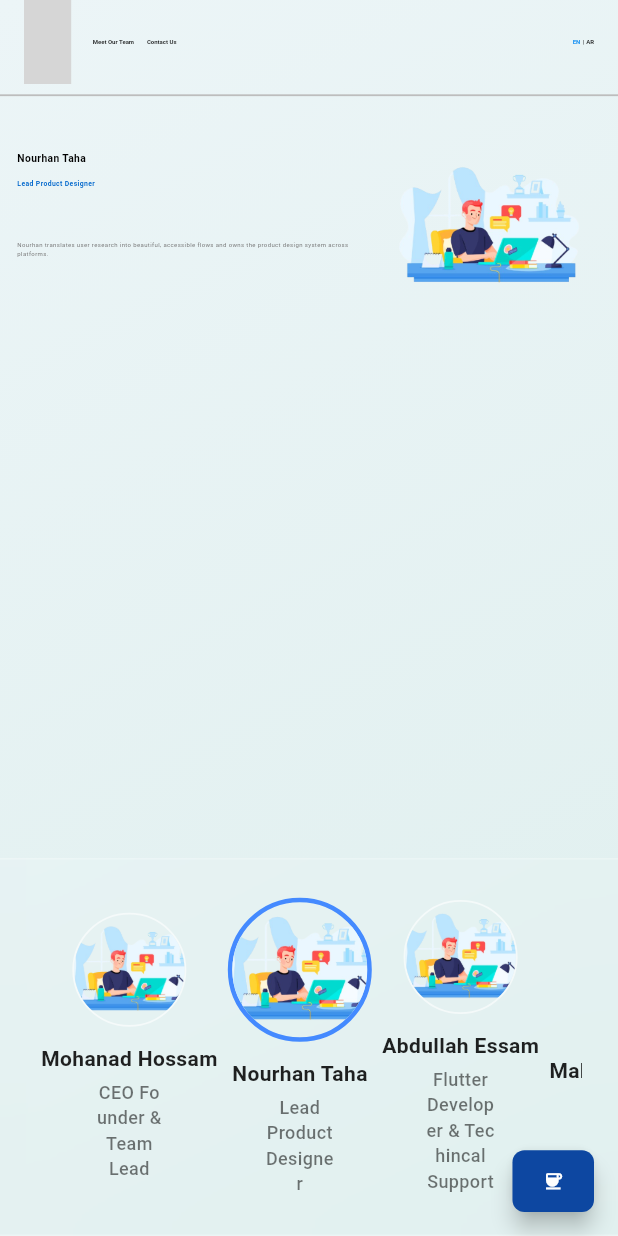
After one commit to hodz417/quiz, a Flutter app: the AboutUsPage screen opened by its route, after a tap on "Nourhan Taha", on a phone screen of 412 x 824 dp. The commit adds this screen. Run offline on Flutter 3.47's test engine with Material 3 defaults, Android fonts, the phone set to English and light mode, and no system bars; our stand-ins replace bloc, cloud_firestore, dartz, dio, firebase_ai, firebase_auth and 17 more; missing offline and left inert: talker_bloc_logger, universal_html; accounts and stored records are empty; network calls fail; statements that could not run were skipped; grey boxes are pictures that could not be loaded.

Commit message:
add meet our team page

```diff
--- a/lib/core/router/app_router.dart
+++ b/lib/core/router/app_router.dart
@@ -8,6 +8,7 @@ import 'package:mentor/core/utils/widgets/donation_button.dart';
 import 'package:mentor/feature/landing/ui/pages/landing_page.dart';
 import 'package:mentor/feature/assessment/ui/pages/assessment_screen.dart';
 import 'package:mentor/feature/assessment/bloc/assessment_bloc.dart';
+import 'package:mentor/feature/landing/ui/pages/meet_our_team.dart';
 
 
 import '../utils/constants/routes.dart';
@@ -50,6 +51,11 @@ class AppRouter {
               path: Routes.landing,
               name: 'landing',
               builder: (_, __) => const LandingPage(),
+            ),
+            GoRoute(
+              path: Routes.meetOurTeam,
+              name: 'meetOurTeam',
+              builder: (_, __) => const AboutUsPage(),
             ),
 
             // Quiz route with the same bloc provider logic as before
--- a/lib/core/utils/constants/routes.dart
+++ b/lib/core/utils/constants/routes.dart
@@ -1,4 +1,5 @@
 class Routes {
   static const String landing = '/';
   static const String quize = '/quize';
+  static const String meetOurTeam = '/meet-our-team';
 }
--- a/lib/core/utils/l10n/app_ar.arb
+++ b/lib/core/utils/l10n/app_ar.arb
@@ -105,7 +105,7 @@
   "@footerQuickLinksProjects": {
     "description": "رابط سريع في التذييل: المشروعات"
   },
-  "footerQuickLinksMentoring": "الإرشاد الأكاديمي",
+  "footerQuickLinksMentoring": "تعرف علي فريقنا",
   "@footerQuickLinksMentoring": {
     "description": "رابط سريع في التذييل: الإرشاد الأكاديمي"
   },
--- a/lib/core/utils/l10n/app_localizations_ar.dart
+++ b/lib/core/utils/l10n/app_localizations_ar.dart
@@ -83,7 +83,7 @@ class AppLocalizationsAr extends AppLocalizations {
   String get footerQuickLinksProjects => 'المشروعات';
 
   @override
-  String get footerQuickLinksMentoring => 'الإرشاد الأكاديمي';
+  String get footerQuickLinksMentoring => 'تعرف علي فريقنا';
 
   @override
   String get footerPlatformDescription =>
--- a/lib/core/utils/theme/app_text_styles.dart
+++ b/lib/core/utils/theme/app_text_styles.dart
@@ -152,6 +152,12 @@ class AppTextStyles {
     color: Colors.grey[600],
   );
 
+  static TextStyle font14GreyRegular = TextStyle(
+    fontWeight: FontWeight.w500,
+    fontSize: 14.sp,
+    color: Colors.grey.shade700,
+  );
+
   static TextStyle font12BoldGrey = TextStyle(
     fontSize: 12.sp,
     color: Colors.grey[600],
--- /dev/null
+++ b/lib/feature/landing/ui/pages/meet_model.dart
@@ -0,0 +1,13 @@
+class PersonsClass {
+  final String name;
+  final String title;
+  final String bio;
+  final String image;
+
+  const PersonsClass({
+    required this.name,
+    required this.title,
+    required this.bio,
+    required this.image,
+  });
+}
--- /dev/null
+++ b/lib/feature/landing/ui/pages/meet_our_team.dart
@@ -0,0 +1,162 @@
+import 'package:flutter/material.dart';
+import 'package:flutter_screenutil/flutter_screenutil.dart';
+import 'package:flutter_svg/flutter_svg.dart';
+import 'package:gap/gap.dart';
+import 'package:mentor/core/utils/theme/app_text_styles.dart';
+import 'package:mentor/core/utils/theme/app_theme.dart';
+import 'package:mentor/feature/landing/ui/pages/meet_model.dart';
+import 'package:mentor/feature/landing/ui/widgets/about_hero_section.dart';
+import 'package:mentor/feature/landing/ui/widgets/team_carousel.dart';
+
+class AboutUsPage extends StatefulWidget {
+  const AboutUsPage({super.key});
+
+  @override
+  State<AboutUsPage> createState() => _AboutUsPageState();
+}
+
+class _AboutUsPageState extends State<AboutUsPage> {
+  int selectedIndex = 0;
+
+  final List<PersonsClass> team = const [
+    PersonsClass(
+      name: 'Mohanad Hossam',
+      title: 'CEO Founder & Team Lead',
+      bio:
+          'Mohaned Hossam is the founder and CEO of Multiverse Mentor and the team lead behind the student-driven initiative. He is passionate about using AI to guide students through their learning journey, transforming confusion into a clear, personalized roadmap for skills and career choices. He oversees the project’s vision and strategy, leads business and innovation planning, explores growth opportunities, and builds partnerships that help the initiative reach more students.\n\n Mohaned also manages the project’s visual identity and content direction, ensuring that every design and message reflects the core values of Multiverse Mentor. His expertise includes: Leadership & team management Branding & visual identity Content strategy & communication Business development & partnerships Pitching & presenting Having faced similar challenges in learning and freelancing, Mohaned created Multiverse Mentor to offer students a smart AI companion that supports them—so they never have to navigate their educational journey alone.',
+      image: 'assets/images/hero_image.png',
+    ),
+    PersonsClass(
+      name: 'Nourhan Taha',
+      title: 'Lead Product Designer',
+      bio:
+          'Nourhan translates user research into beautiful, accessible flows and owns the product design system across platforms.',
+      image: 'assets/images/hero_image.png',
+    ),
+    PersonsClass(
+      name: 'Abdullah Essam',
+      title: 'Flutter Developer & Techincal Support',
+      bio:
+          "Abdullah Essam, a Flutter Developer with a strong passion for technology, innovation, and building meaningful digital experiences. I specialize in creating high-performance mobile applications with clean architecture, intuitive interfaces, and seamless user experiences. My work combines both technical depth and a solid understanding of modern design principles. I actively contribute as a Technical Contributor and Developer in the Multiverse Mentor project, where I help build intelligent, adaptive learning experiences powered by AI. \n\nMy role involves enhancing app functionality, improving UI/UX flows, and developing scalable solutions that support personalized education. Driven by curiosity and a constant desire for growth, I’m always exploring new tools, frameworks, and technologies. I aim to create practical, user-centered applications that solve real problems and push the boundaries of what mobile development can achieve.",
+      image: 'assets/images/hero_image.png',
+    ),
+    PersonsClass(
+      name: 'Mahmoud Hussein',
+      title: 'Marketing Strategist',
+      bio:
+          'Mahmoud crafts the go-to-market strategy, partnering with sales and product to keep messaging sharp and data-driven.',
+      image: 'assets/images/hero_image.png',
+    ),
+    PersonsClass(
+      name: 'Awaab Mostafa',
+      title: 'Back-End Developer & Media Buyer',
+      bio:
+          'Awab is a Back-End Developer with a strong focus on building reliable, efficient systems and ensuring smooth functionality across platforms. Alongside his technical expertise, he handles media buying for the team, managing targeted campaigns that help reach the right audiences effectively.\n\nHe also contributes to documentation and field research, collecting and integrating real-world data to support decision-making and improve project outcomes. Awab’s combination of technical skills and research-driven insight helps the team deliver accurate, informed, and high-impact solutions.',
+      image: 'assets/images/hero_image.png',
+    ),
+    PersonsClass(
+      name: 'Jhonathan Yousry',
+      title: 'Graphic Designer & Media Documentation Lead',
+      bio:
+          'Jonathan Yosry is a Graphic Designer and Front-End Web Developer passionate about visual creativity, clean design, and building smooth, user-friendly digital experiences. He also leads media documentation within the team, handling photography, videography, and capturing key moments that reflect the team’s progress and impact.\n\nAs a contributor in MultiverseMentor, Jonathan plays a role in helping students grow through their learning journey. Having personally faced challenges while learning graphic design and web development, he understands the struggles many learners go through. This experience drives him to support others by simplifying concepts, offering clear guidance, and helping them develop their skills in a more effective and accessible way. Jonathan believes in empowering students to reach their potential and giving them the tools they need to start their careers with confidence.',
+      image: 'assets/images/hero_image.png',
+    ),
+  ];
+
+  PersonsClass get selectedPerson => team[selectedIndex];
+
+  @override
+  Widget build(BuildContext context) {
+    final person = selectedPerson;
+
+    return Directionality(
+      textDirection: TextDirection.ltr,
+      child: Container(
+        decoration: const BoxDecoration(
+          gradient: LinearGradient(
+            begin: Alignment.topLeft,
+            end: Alignment.bottomRight,
+            colors: [Color(0xffecf5f7), Color(0xFFdfefee)],
+          ),
+        ),
+        child: Scaffold(
+          backgroundColor: Colors.transparent,
+          appBar: PreferredSize(
+            preferredSize: Size.fromHeight(70.h),
+            child: MeetOurTeamAppbar(),
+          ),
+
+          body: SafeArea(
+            top: false,
+            child: Stack(
+              children: [
+
+                Column(
+                  children: [
+                    // const AboutHeader(),
+                    Divider(
+                      color: Colors.grey.shade400,
+                      thickness: 1.2,
+                      height: 0,
+                    ),
+                    Expanded(child: AboutHeroSection(person: person)),
+                  ],
+                ),
+                Positioned(
+                  left: 0,
+                  right: 0,
+                  bottom: 0,
+                  child: TeamCarousel(
+                    team: team,
+                    selectedIndex: selectedIndex,
+                    onSelect: (index) => setState(() => selectedIndex = index),
+                  ),
+                ),
+              ],
+            ),
+          ),
+        ),
+      ),
+    );
+  }
+}
+
+class MeetOurTeamAppbar extends StatelessWidget {
+  const MeetOurTeamAppbar({super.key});
+
+  @override
+  Widget build(BuildContext context) {
+    return AppBar(
+      backgroundColor: Colors.transparent,
+      title: Row(
+        children: [
+          Container(
+            height: 110.h,
+            width: 110.w,
+            decoration: BoxDecoration(borderRadius: BorderRadius.circular(500)),
+            child: SvgPicture.asset("assets/images/mentor_logo.svg"),
+          ),
+          Gap(50.w),
+          Text("Meet Our Team", style: AppTextStyles.font14BlackBold),
+          Gap(30.w),
+          Text("Contact Us", style: AppTextStyles.font14BlackBold),
+          const Spacer(),
+          Row(
+            children: [
+              Text(
+                'EN',
+                style: AppTextStyles.font14BlackBold.copyWith(
+                  color: AppColors.blueColor,
+                ),
+              ),
+              Gap(5.w),
+              Text('|', style: AppTextStyles.font14BlackBold),
+              Gap(5.w),
+              Text('AR', style: AppTextStyles.font14BlackBold),
+            ],
+          ),
+        ],
+      ),
+    );
+  }
+}
--- /dev/null
+++ b/lib/feature/landing/ui/widgets/about_hero_section.dart
@@ -0,0 +1,90 @@
+import 'package:flutter/material.dart';
+import 'package:flutter_screenutil/flutter_screenutil.dart';
+import 'package:mentor/core/utils/theme/app_text_styles.dart';
+import 'package:mentor/feature/landing/ui/pages/meet_model.dart';
+
+
+class AboutHeroSection extends StatelessWidget {
+  final PersonsClass person;
+
+  const AboutHeroSection({super.key, required this.person});
+
+  @override
+  Widget build(BuildContext context) {
+    return Center(
+      child: Padding(
+        padding: EdgeInsets.symmetric(horizontal: 40.w, vertical: 40.h),
+        child: Row(
+          crossAxisAlignment: CrossAxisAlignment.start,
+          children: [
+            Expanded(
+              flex: 3,
+              child: Column(
+                crossAxisAlignment: CrossAxisAlignment.start,
+                children: [
+                  AnimatedSwitcher(
+                    duration: const Duration(milliseconds: 350),
+                    transitionBuilder: (child, animation) => FadeTransition(
+                      opacity: animation,
+                      child: SlideTransition(
+                        position: Tween<Offset>(
+                          begin: const Offset(0, 0.2),
+                          end: Offset.zero,
+                        ).animate(animation),
+                        child: child,
+                      ),
+                    ),
+                    child: Text(
+                      person.name,
+                      key: ValueKey(person.name),
+                      style: AppTextStyles.font24BoldBlack,
+                    ),
+                  ),
+                  const SizedBox(height: 8),
+                  AnimatedSwitcher(
+                    duration: const Duration(milliseconds: 350),
+                    child: Text(
+                      person.title,
+                      key: ValueKey('${person.name}-title'),
+                      style: AppTextStyles.font16BoldBlue,
+                    ),
+                  ),
+                  const SizedBox(height: 35),
+                  AnimatedSwitcher(
+                    duration: const Duration(milliseconds: 450),
+                    transitionBuilder: (child, animation) =>
+                        FadeTransition(opacity: animation, child: child),
+                    child: Text(
+                      person.bio,
+                      key: ValueKey('${person.name}-bio'),
+                      style: AppTextStyles.font14Grey,
+                    ),
+                  ),
+                ],
+              ),
+            ),
+            SizedBox(width: 40.w),
+            Expanded(
+              flex: 2,
+              child: AnimatedSwitcher(
+                duration: const Duration(milliseconds: 500),
+                transitionBuilder: (child, animation) => ScaleTransition(
+                  scale: CurvedAnimation(
+                    parent: animation,
+                    curve: Curves.easeOutBack,
+                  ),
+                  child: child,
+                ),
+                child: ClipRRect(
+                  key: ValueKey(person.image),
+                  borderRadius: BorderRadius.circular(24),
+                  child: Image.asset(person.image, fit: BoxFit.cover),
+                ),
+              ),
+            ),
+          ],
+        ),
+      ),
+    );
+  }
+}
--- /dev/null
+++ b/lib/feature/landing/ui/widgets/team_carousel.dart
@@ -0,0 +1,110 @@
+import 'dart:ui';
+
+import 'package:flutter/material.dart';
+import 'package:flutter_screenutil/flutter_screenutil.dart';
+import 'package:mentor/core/utils/theme/app_text_styles.dart';
+import 'package:mentor/feature/landing/ui/pages/meet_model.dart';
+
+
+class TeamCarousel extends StatelessWidget {
+  final List<PersonsClass> team;
+  final int selectedIndex;
+  final ValueChanged<int> onSelect;
+
+  const TeamCarousel({
+    super.key,
+    required this.team,
+    required this.selectedIndex,
+    required this.onSelect,
+  });
+
+  @override
+  Widget build(BuildContext context) {
+    return ClipRRect(
+      child: BackdropFilter(
+        filter: ImageFilter.blur(sigmaX: 20, sigmaY: 20),
+        child: Container(
+          width: double.infinity,
+          padding: const EdgeInsets.symmetric(vertical: 10, horizontal: 24),
+          decoration: BoxDecoration(
+            color: Colors.white.withValues(alpha: 0.06),
+            border: Border(
+              top: BorderSide(color: Colors.white.withValues(alpha: 0.25), width: 1),
+              bottom: BorderSide(
+                color: Colors.white.withValues(alpha: 0.3),
+                width: 1,
+              ),
+            ),
+          ),
+          child: SingleChildScrollView(
+            scrollDirection: Axis.horizontal,
+            child: Row(
+              mainAxisAlignment: MainAxisAlignment.spaceBetween,
+              children: List.generate(team.length, (index) {
+                final member = team[index];
+                final isSelected = index == selectedIndex;
+
+                return Padding(
+                  padding: EdgeInsets.symmetric(horizontal: 12.w),
+                  child: GestureDetector(
+                    onTap: () {
+                      if (selectedIndex != index) {
+                        onSelect(index);
+                      }
+                    },
+                    child: Column(
+                      mainAxisSize: MainAxisSize.min,
+                      crossAxisAlignment: CrossAxisAlignment.center,
+                      children: [
+                        AnimatedContainer(
+                          duration: const Duration(milliseconds: 320),
+                          curve: Curves.easeOut,
+                          height: isSelected ? 96 : 76,
+                          width: isSelected ? 96 : 76,
+                          margin: EdgeInsets.only(bottom: 12.h),
+                          decoration: BoxDecoration(
+                            borderRadius: BorderRadius.circular(80),
+                            border: Border.all(
+                              color: isSelected
+                                  ? Colors.blueAccent
+                                  : Colors.white.withValues(alpha: 0.6),
+                              width: isSelected ? 3 : 1.2,
+                            ),
+                          ),
+                          child: ClipRRect(
+                            borderRadius: BorderRadius.circular(80),
+                            child: Image.asset(member.image, fit: BoxFit.cover),
+                          ),
+                        ),
+                        Text(
+                          member.name,
+                          textAlign: TextAlign.center,
+                          style: AppTextStyles.font14BlackBold.copyWith(
+                            fontSize: 14,
+                            color: Colors.black87,
+                          ),
+                        ),
+                        const SizedBox(height: 4),
+                        SizedBox(
+                          width: 160.w,
+                          child: Text(
+                            member.title,
+                            style: AppTextStyles.font12Regular.copyWith(
+                              fontSize: 12,
+                              color: Colors.black54,
+                            ),
+                            textAlign: TextAlign.center,
+                          ),
+                        ),
+                      ],
+                    ),
+                  ),
+                );
+              }),
+            ),
+          ),
+        ),
+      ),
+    );
+  }
+}
```
Also changed, not shown: lib/feature/landing/ui/widgets/about_header.dart (added, +14 -0 lines), lib/feature/landing/ui/widgets/about_hero_section copy.dart (added, +96 -0 lines), lib/feature/landing/ui/widgets/footer_links.dart (+15 -2 lines), lib/feature/landing/ui/widgets/footer_section.dart (+11 -6 lines), lib/feature/landing/ui/widgets/team_carousel copy.dart (added, +110 -0 lines), pubspec.lock.
